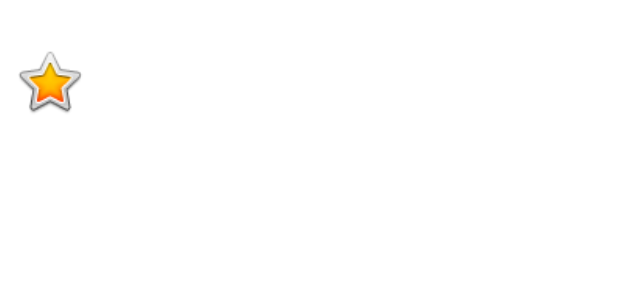
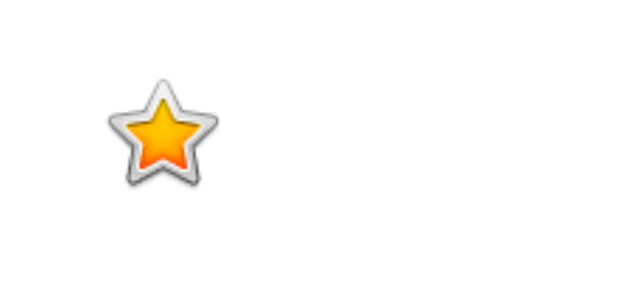
Before and after one commit to ericciria/M7Projecte02, an Android app: the layout item_escultura.xml on its own in the app's theme, with its tools: preview values and no code run, on a phone screen of 412 x 824 dp. Shown: the top 300 px of the screen. Run offline under Robolectric (Android 15) with nearby library versions, the phone set to English and light mode, and no system bars.

Commit message:
Recyclerview Escultures Funcional

```diff
--- a/app/src/main/java/com/ericciria/m7projecte02/A04_Escultures.java
+++ b/app/src/main/java/com/ericciria/m7projecte02/A04_Escultures.java
@@ -2,6 +2,7 @@ package com.ericciria.m7projecte02;
 
 import androidx.annotation.NonNull;
 import androidx.appcompat.app.AppCompatActivity;
+import androidx.recyclerview.widget.GridLayoutManager;
 import androidx.recyclerview.widget.LinearLayoutManager;
 import androidx.recyclerview.widget.RecyclerView;
 
@@ -42,9 +43,9 @@ public class A04_Escultures extends AppCompatActivity {
 
         // Si volem llista, activem el new LinearLayout...(); si volem grid, activem
         // el new GridLayout...(), indicant el nombre de columnes.
-        esculturesLayout = new LinearLayoutManager(this);
-        //ratafiesLayout = new GridLayoutManager(this, 2);
-        rvEscultures.setLayoutManager(esculturesLayout);
+        //esculturesLayout = new LinearLayoutManager(this);
+        //rvEscultures.setLayoutManager(esculturesLayout);
+        rvEscultures.setLayoutManager(new GridLayoutManager(this,2));
 
         // Creem el model de dades que mostrarem al RecyclerView. Executem una consulta sobre
         // la base de dades i guardem els resultats en un ArrayList.
--- a/app/src/main/java/com/ericciria/m7projecte02/EsculturesRVAdapter.java
+++ b/app/src/main/java/com/ericciria/m7projecte02/EsculturesRVAdapter.java
@@ -46,9 +46,10 @@ public class EsculturesRVAdapter extends RecyclerView.Adapter <EsculturesRVAdapt
     public void onBindViewHolder(EsculturaHolder holder, int position) {
 
         // Enllacem el TextView del nom de l'element amb l'atribut nom
-        TextView tvNom = (TextView)holder.element.findViewById(R.id.tvNomRatafia);
+        TextView tvNom = (TextView)holder.element.findViewById(R.id.tvNom);
         tvNom.setText(escultures.get(position).getIdEscultura());
 
+        /*
         // Enllacem el TextView de l'origen de l'element amb els atributs
         TextView tvPunts = (TextView)holder.element.findViewById(R.id.tvOrigen);
         tvPunts.setText(String.format("%s (%s)",
@@ -61,7 +62,7 @@ public class EsculturesRVAdapter extends RecyclerView.Adapter <EsculturesRVAdapt
 
         // Enllacem el TextView de la graduació amb l'atribut graduació.
         TextView tvGraduacio = (TextView)holder.element.findViewById(R.id.tvGraduacio);
-        tvGraduacio.setText(String.format("%.1fº", escultures.get(position).getLatitud()));
+        tvGraduacio.setText(String.format("%.1fº", escultures.get(position).getLatitud()));*/
 
         // Enllacem el ImageView de la foto amb l'atribut foto.
         /*byte[] foto = escultures.get(position).getFoto();
--- a/app/src/main/res/layout/activity_a04_escultures.xml
+++ b/app/src/main/res/layout/activity_a04_escultures.xml
@@ -10,7 +10,6 @@
         android:id="@+id/rvEscultures"
         android:layout_width="0dp"
         android:layout_height="0dp"
-        android:background="#3B018C"
         app:layout_constraintBottom_toTopOf="@+id/cBottom"
         app:layout_constraintEnd_toEndOf="parent"
         app:layout_constraintStart_toStartOf="parent"
--- a/app/src/main/res/layout/item_escultura.xml
+++ b/app/src/main/res/layout/item_escultura.xml
@@ -2,82 +2,38 @@
 <androidx.constraintlayout.widget.ConstraintLayout xmlns:android="http://schemas.android.com/apk/res/android"
     xmlns:app="http://schemas.android.com/apk/res-auto"
     xmlns:tools="http://schemas.android.com/tools"
-    android:layout_width="match_parent"
-    android:layout_height="wrap_content">
-
-    <View
-        android:id="@+id/vwVora"
-        android:layout_width="0dp"
-        android:layout_height="0dp"
-        app:layout_constraintBottom_toBottomOf="parent"
-        app:layout_constraintEnd_toEndOf="parent"
-        app:layout_constraintStart_toStartOf="parent"
-        app:layout_constraintTop_toTopOf="parent" />
+    android:layout_width="wrap_content"
+    android:layout_height="wrap_content"
+    android:layout_weight=".50">
 
     <ImageView
-        android:id="@+id/ivFotoRatafia"
-        android:layout_width="50dp"
+        android:id="@+id/ivFoto"
+        android:layout_width="200dp"
         android:layout_height="90dp"
         android:layout_marginStart="8dp"
         android:layout_marginTop="8dp"
+        android:layout_marginEnd="8dp"
         android:layout_marginBottom="8dp"
         app:layout_constraintBottom_toBottomOf="parent"
+        app:layout_constraintEnd_toEndOf="parent"
         app:layout_constraintStart_toStartOf="parent"
         app:layout_constraintTop_toTopOf="parent"
         app:srcCompat="@android:drawable/btn_star_big_on" />
 
     <TextView
-        android:id="@+id/tvNomRatafia"
+        android:id="@+id/tvNom"
         android:layout_width="0dp"
         android:layout_height="wrap_content"
-        android:layout_marginStart="8dp"
-        android:layout_marginTop="8dp"
-        android:layout_marginEnd="8dp"
+        android:layout_marginStart="16dp"
+        android:layout_marginTop="16dp"
+        android:layout_marginEnd="16dp"
+        android:textAlignment="center"
         android:textColor="#000000"
-        android:textSize="20sp"
-        app:layout_constraintEnd_toEndOf="parent"
-        app:layout_constraintStart_toEndOf="@+id/ivFotoRatafia"
-        app:layout_constraintTop_toTopOf="parent" />
-
-    <TextView
-        android:id="@+id/tvOrigen"
-        android:layout_width="0dp"
-        android:layout_height="wrap_content"
-        android:layout_marginStart="8dp"
-        android:layout_marginTop="8dp"
-        android:layout_marginEnd="8dp"
-        android:lines="1"
-        android:singleLine="true"
-        android:textColor="#000000"
-        android:textSize="16sp"
-        app:layout_constraintEnd_toEndOf="parent"
-        app:layout_constraintStart_toEndOf="@+id/ivFotoRatafia"
-        app:layout_constraintTop_toBottomOf="@+id/tvNomRatafia" />
-
-    <TextView
-        android:id="@+id/tvGraduacio"
-        android:layout_width="wrap_content"
-        android:layout_height="wrap_content"
-        android:layout_marginTop="8dp"
-        android:layout_marginEnd="8dp"
-        android:layout_marginBottom="8dp"
-        android:textColor="#7C0391"
         android:textSize="20sp"
         app:layout_constraintBottom_toBottomOf="parent"
         app:layout_constraintEnd_toEndOf="parent"
-        app:layout_constraintTop_toBottomOf="@+id/tvOrigen" />
-
-    <TextView
-        android:id="@+id/tvCapacitatCL"
-        android:layout_width="wrap_content"
-        android:layout_height="wrap_content"
-        android:layout_marginTop="8dp"
-        android:layout_marginEnd="24dp"
-        android:layout_marginBottom="8dp"
-        android:textColor="#7C0391"
-        android:textSize="20sp"
-        app:layout_constraintBottom_toBottomOf="parent"
-        app:layout_constraintEnd_toStartOf="@+id/tvGraduacio"
-        app:layout_constraintTop_toBottomOf="@+id/tvOrigen" />
+        app:layout_constraintStart_toStartOf="parent"
+        app:layout_constraintTop_toBottomOf="@+id/ivFoto"
+        app:layout_constraintVertical_bias="0.0" />
 
 </androidx.constraintlayout.widget.ConstraintLayout>
```
